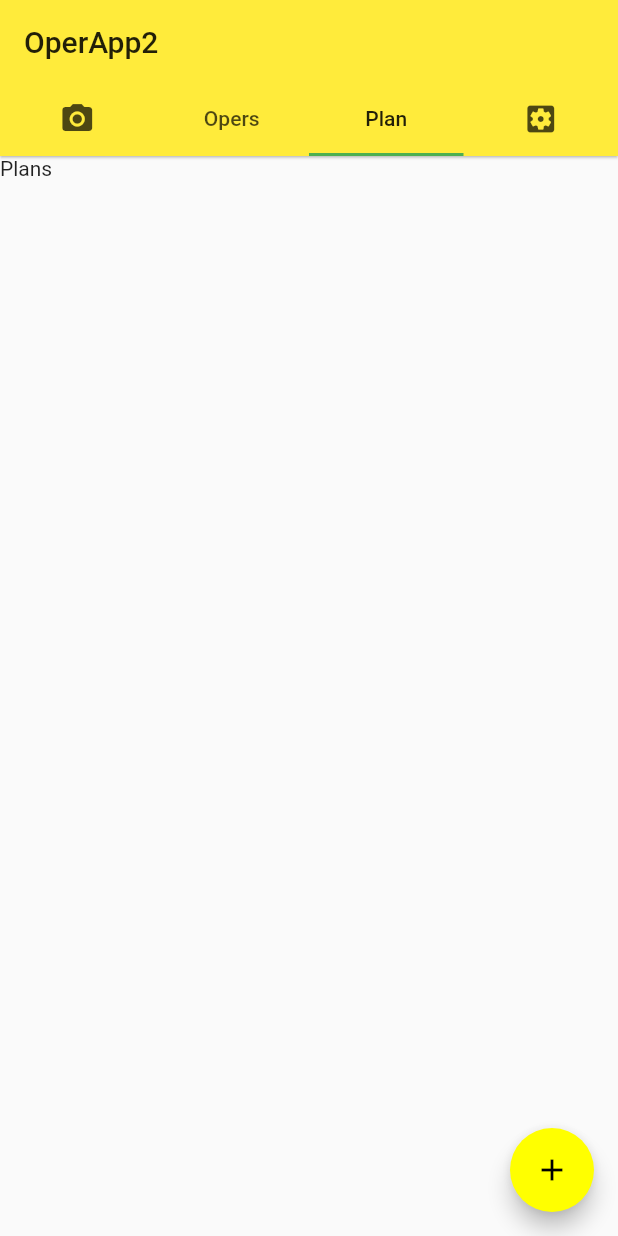
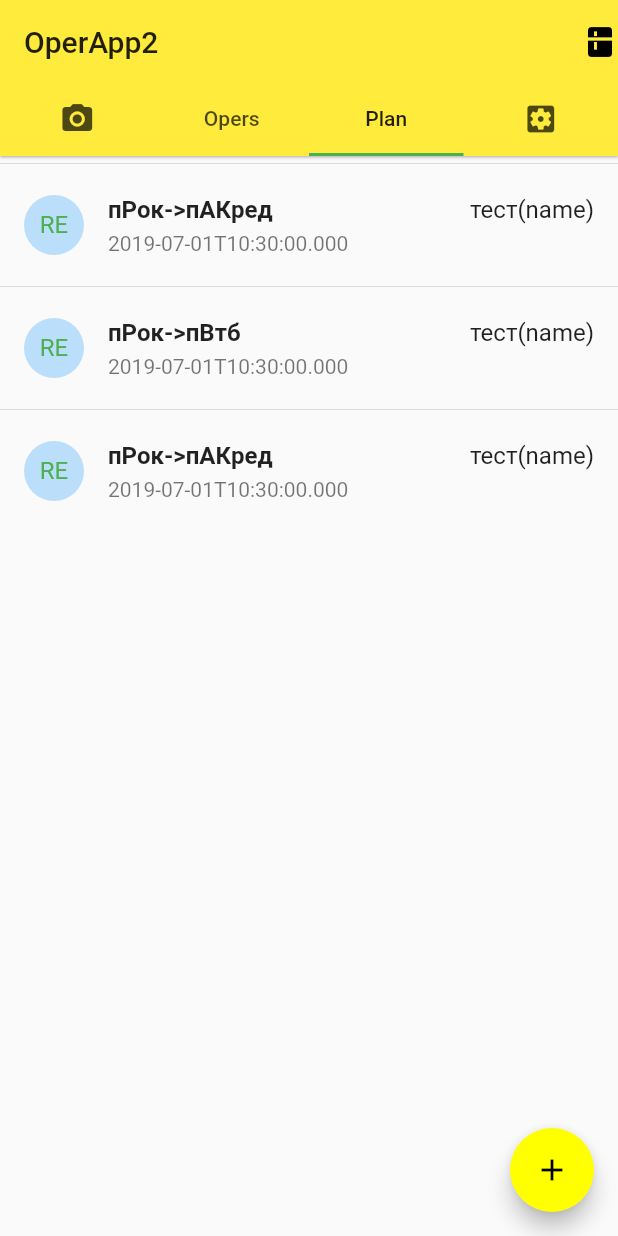
Before and after one commit to savinoff/operapp2, a Flutter app: the screen it shows after launch, tab 3 chosen, on a phone screen of 412 x 824 dp. Run offline on Flutter 3.47's test engine with Material 2 defaults, Android fonts, the phone set to English and light mode, and no system bars.

Commit message:
added model, simple list of plan_opers

```diff
--- /dev/null
+++ b/lib/models/plan_model.dart
@@ -0,0 +1,29 @@
+import 'dart:core';
+
+class PlanOperModel {
+  num amount;
+  String payPeriodCode; //D, W, W2...
+  String mandatoryCode; //
+  String name;
+  String categoryFrom;
+  String categoryTo;
+  DateTime dfrom;
+  DateTime dto;
+
+  PlanOperModel(this.amount, this.categoryFrom, this.categoryTo, this.name,
+      this.payPeriodCode, this.mandatoryCode, this.dfrom, this.dto);
+
+  void desc() {
+    print(
+        '[PlanOperModel: amount = $amount, categoryFrom = $categoryFrom, categoryTo = $categoryTo, name = $name, payPeriodCode = $payPeriodCode, mandatoryCode = $mandatoryCode, dfrom = $dfrom, dto = $dto]');
+  }
+}
+
+List<PlanOperModel> dummyData = [
+  new PlanOperModel(
+      100, 'пРок', 'пАКред', 'тест', 'S', 'K0', DateTime.now(), DateTime.now()),
+  new PlanOperModel(
+      10, 'пРок', 'пВтб', 'тест', 'S', 'K0', DateTime.now(), DateTime.now()),
+  new PlanOperModel(
+      -100, 'пРок', 'пАКред', 'тест', 'S', 'K0', DateTime.now(), DateTime.now())
+];
--- a/lib/operApp2Home.dart
+++ b/lib/operApp2Home.dart
@@ -1,4 +1,7 @@
 import 'package:floper2/screens/camera_screen.dart';
+import 'package:floper2/screens/opers_screen.dart';
+import 'package:floper2/screens/plan_screen.dart';
+import 'package:floper2/screens/settings_screent.dart';
 import 'package:flutter/material.dart';
 
 class OperApp2Home extends StatefulWidget {
@@ -33,14 +36,15 @@ class _OperApp2HomeState extends State<OperApp2Home>
             new Tab(icon: new Icon(Icons.settings_applications))
           ]
         ),
+        actions: <Widget>[new Icon(Icons.kitchen)],
       ),
       body: new TabBarView(
         controller: _tabController,
         children: <Widget>[
           new CameraScreen(), //
-          Text('Opers'),
-          Text('Plans'),
-          Text('Settings')
+          new OpersScreen(),
+          new PlanScreen(),
+          new SettingsScreen()
         ]),
         floatingActionButton: new FloatingActionButton(
           backgroundColor: Theme.of(context).accentColor,
--- a/lib/screens/plan_screen.dart
+++ b/lib/screens/plan_screen.dart
@@ -0,0 +1,44 @@
+import 'package:flutter/material.dart';
+import 'package:floper2/models/plan_model.dart';
+
+class PlanScreen extends StatefulWidget {
+  const PlanScreen({Key key}) : super(key: key);
+
+  @override
+  _PlanScreenState createState() => _PlanScreenState();
+}
+
+class _PlanScreenState extends State<PlanScreen> {
+  @override
+  Widget build(BuildContext context) {
+    return new ListView.builder(
+        itemCount: dummyData.length,
+        itemBuilder: (context, i) => new Column(
+              children: <Widget>[
+                new Divider(
+                  height: 10.0,
+                ),
+                new ListTile(
+                  leading: new CircleAvatar(
+                    foregroundColor: Colors.green,
+                    child: Text('RE'),
+                  ),
+                  title: new Row(
+                    mainAxisAlignment: MainAxisAlignment.spaceBetween,
+                    children: <Widget>[
+                      new Text(
+                        dummyData[i].categoryFrom + '->' + dummyData[i].categoryTo,
+                        style: new TextStyle(fontWeight: FontWeight.bold),
+                      ),
+                      new Text(dummyData[i].name + '(name)')
+                    ],
+                  ),
+                  subtitle: new Container(
+                    padding: const EdgeInsets.only(top: 5.0),
+                    child: new Text(dummyData[i].dfrom.toIso8601String()),
+                  ),
+                )
+              ],
+            ));
+  }
+}
```
Also changed, not shown: lib/screens/opers_screen.dart (+12 -0 lines), lib/screens/settings_screent.dart (+12 -0 lines).
